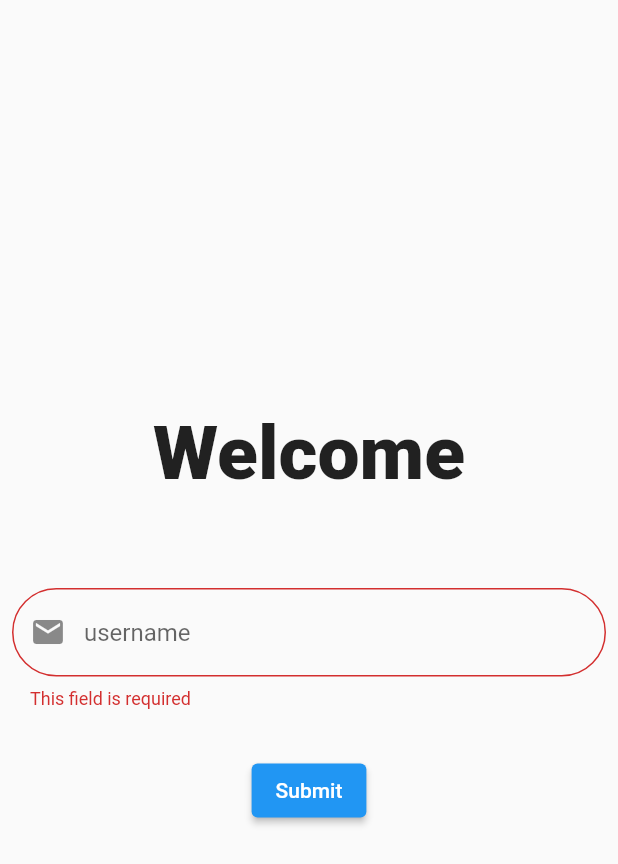
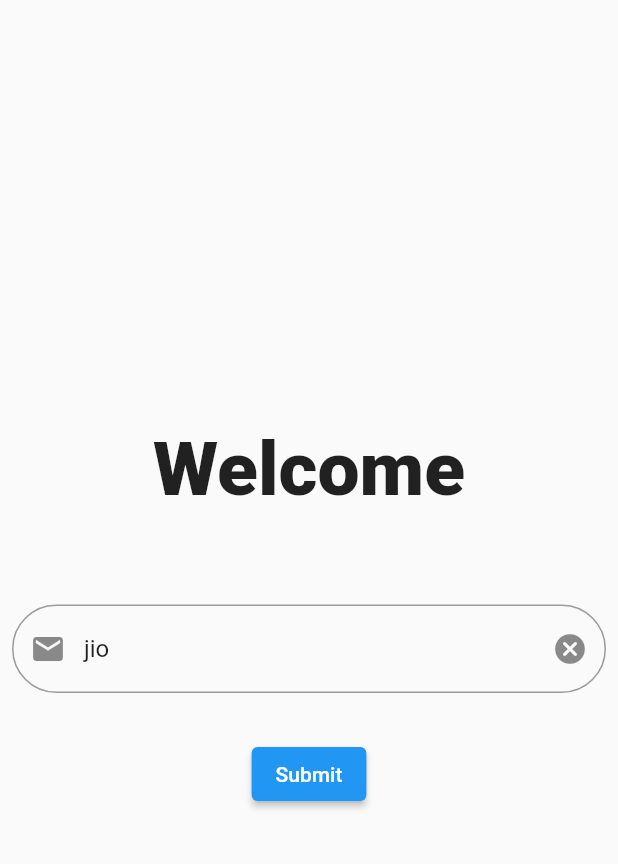
Before and after one commit to Kathir01/portal, a Flutter app: the screen it shows after launch, after a tap on "Submit", on a phone screen of 412 x 824 dp. Shown: the top 864 px of the screen. Run offline on Flutter 3.47's test engine with Material 2 defaults, Android fonts, the phone set to English and light mode, and no system bars; our stand-ins replace dio, flutter_local_notifications, open_file, permission_handler; missing offline and left inert: draggable_scrollbar; network calls fail.

Commit message:
Add Download

```diff
--- a/lib/main.dart
+++ b/lib/main.dart
@@ -16,10 +16,8 @@ void main() async {
       InitializationSettings(android: initializationSettingsAndroid);
   await flutterLocalNotificationsPlugin.initialize(initializationSettings,
       onSelectNotification: (String? payload) async {
-    print("+++++++++++++++++onselect++++++++++++++++++++++");
     if (payload != null) {
-      final result = await OpenFile.open(payload);
-      debugPrint('notification payload: $payload');
+      await OpenFile.open(payload);
     }
   });
 
--- a/lib/pages/main_page/main_page.dart
+++ b/lib/pages/main_page/main_page.dart
@@ -11,7 +11,7 @@ class MainPage extends StatefulWidget {
 
 class _MainPageState extends State<MainPage> {
   final _formKey = GlobalKey<FormState>();
-  final cpyController = TextEditingController();
+  final cpyController = TextEditingController(text: "jio");
 
   void dispose() {
     cpyController.dispose();
@@ -119,7 +119,7 @@ class _MainPageState extends State<MainPage> {
                       if (!currentFocus.hasPrimaryFocus) {
                         currentFocus.unfocus();
                       }
-                      String cpyname = "jio";
+                      String cpyname = cpyController.text;
                       _submit(cpyname);
                     },
                     child: Text(
--- a/lib/pages/splash_page/splash_page.dart
+++ b/lib/pages/splash_page/splash_page.dart
@@ -15,7 +15,7 @@ class _SplashPageState extends State<SplashPage> {
   void initState() {
     super.initState();
     Timer(
-        Duration(seconds: 5),
+        Duration(seconds: 2),
         () => Navigator.pushReplacement(
             context, MaterialPageRoute(builder: (context) => MainPage())));
   }
```
Also changed, not shown: lib/pages/login_pgae/login_page.dart (+15 -16 lines), lib/pages/shipments/shipments.dart (+5 -11 lines), lib/services/local_notification.dart (+8 -4 lines).
